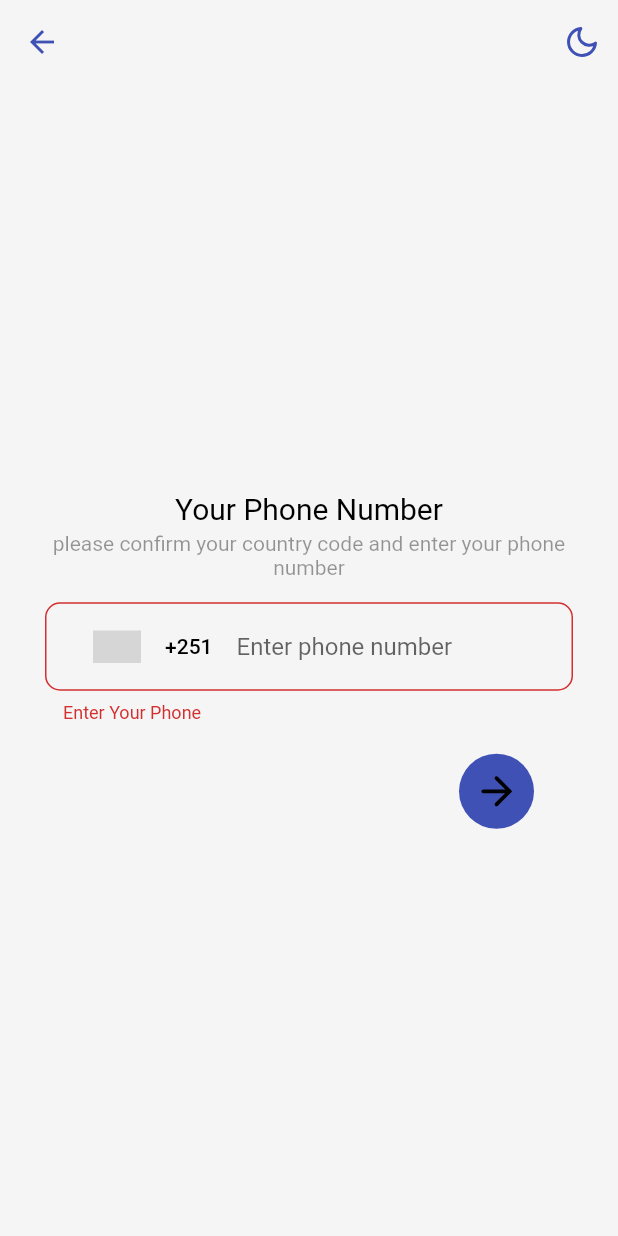
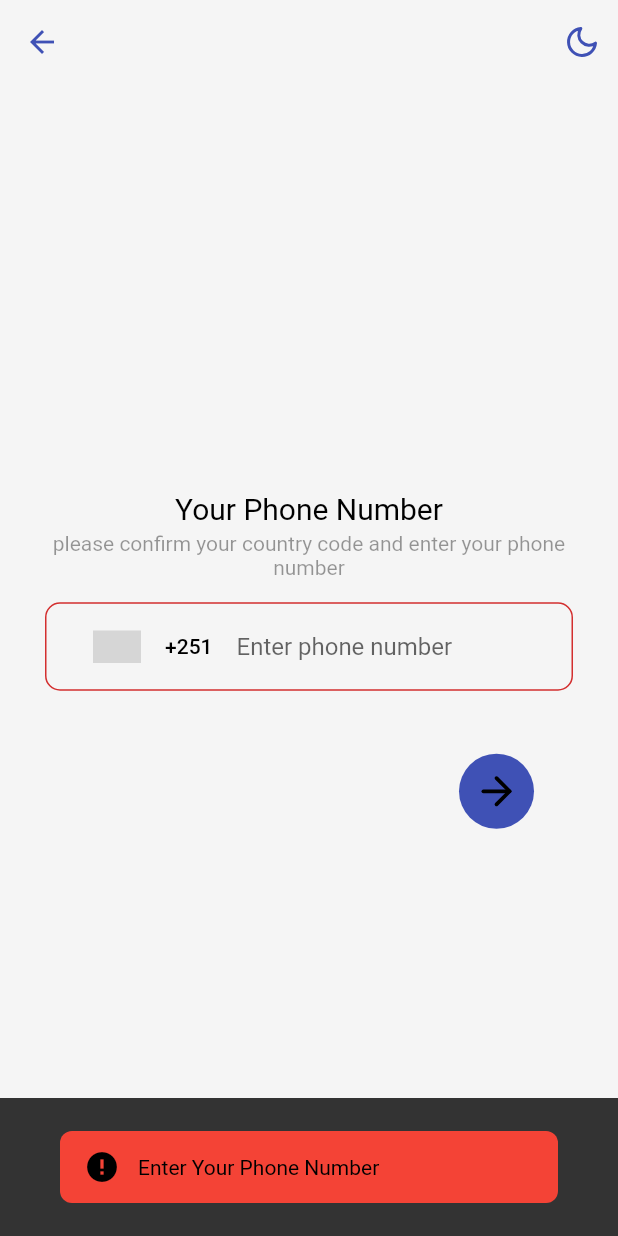
Before and after one commit to anonymousdomain/equb, a Flutter app: the LoginScreen screen opened directly, after a tap on an icon or button, on a phone screen of 412 x 824 dp. Run offline on Flutter 3.47's test engine with Material 2 defaults, Android fonts, the phone set to English and light mode, and no system bars; drawn by our look-alikes of country_code_picker; our stand-ins replace firebase_auth, firebase_core, flutter_feather_icons, flutter_svg, google_fonts, pin_code_fields; missing offline and left inert: firebase_app_check; accounts and stored records are empty; grey boxes are pictures that could not be loaded.

Commit message:
snackBar background color

```diff
--- a/lib/provider/auth_state.dart
+++ b/lib/provider/auth_state.dart
@@ -99,7 +99,7 @@ class AuthState with ChangeNotifier {
 
   void setStatus(AuthStatus status) {
     Future.delayed(Duration(
-      seconds: 2
+      seconds: 1
     ),(){
     _status = status;
     });
--- a/lib/widget/login_screen.dart
+++ b/lib/widget/login_screen.dart
@@ -46,6 +46,31 @@ class LoginScreenState extends State<LoginScreen> {
           message: 'Your Phone is verifyed',
           isSuccess: true,
         )));
+      }
+    } else {
+      if (_phoneNumberController.text.trim().isNotEmpty && _phoneNumberController.text.trim().length != 9) {
+        ScaffoldMessenger.of(context).showSnackBar(SnackBar(
+          backgroundColor: Theme.of(context).scaffoldBackgroundColor,
+            content: CustomSnackBar(
+          message: 'Invalid Phone Number Format',
+          isSuccess: false,
+        )));
+      }
+      if (_phoneNumberController.text.trim().isEmpty) {
+        ScaffoldMessenger.of(context).showSnackBar(SnackBar(
+            content: CustomSnackBar(
+          message: 'Enter Your Phone Number',
+          isSuccess: false,
+        )));
+
+        if (Provider.of<AuthState>(context).status ==
+            AuthStatus.verificationFailed) {
+          ScaffoldMessenger.of(context).showSnackBar(SnackBar(
+              content: CustomSnackBar(
+            message: Provider.of<AuthState>(context).errorMessage,
+            isSuccess: false,
+          )));
+        }
       }
     }
   }
@@ -142,16 +167,16 @@ class LoginScreenState extends State<LoginScreen> {
                     ),
                     validator: ((value) {
                       if (value!.isEmpty) {
-                        return 'Enter Your Phone';
+                        return '';
                       }
                       if (value.length != 9) {
-                        return 'invalid phone number';
+                        return '';
                       }
                       if (provider.status == AuthStatus.verificationFailed) {
-                        String code =
-                            Provider.of<AuthState>(context, listen: false)
-                                .errorMessage;
-                        return code;
+                        // String code =
+                        //     Provider.of<AuthState>(context, listen: false)
+                        //         .errorMessage;
+                        return '';
                       }
                       return null;
                     }),
```
